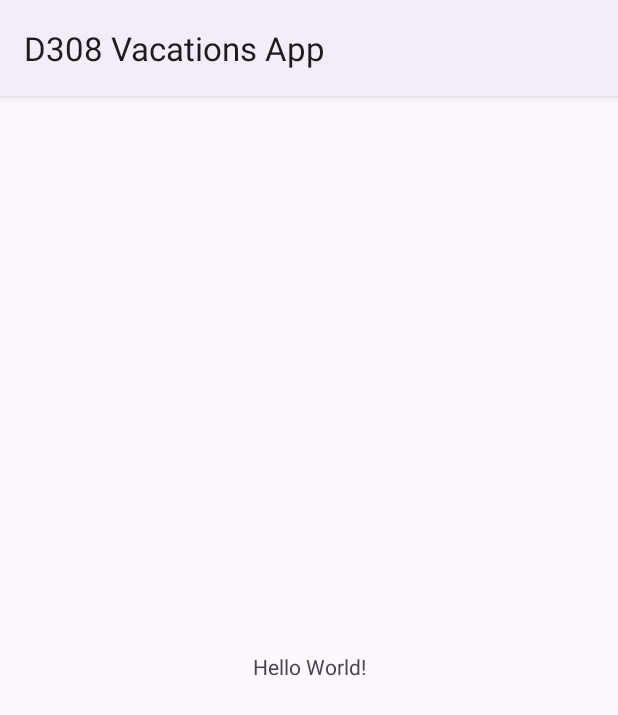
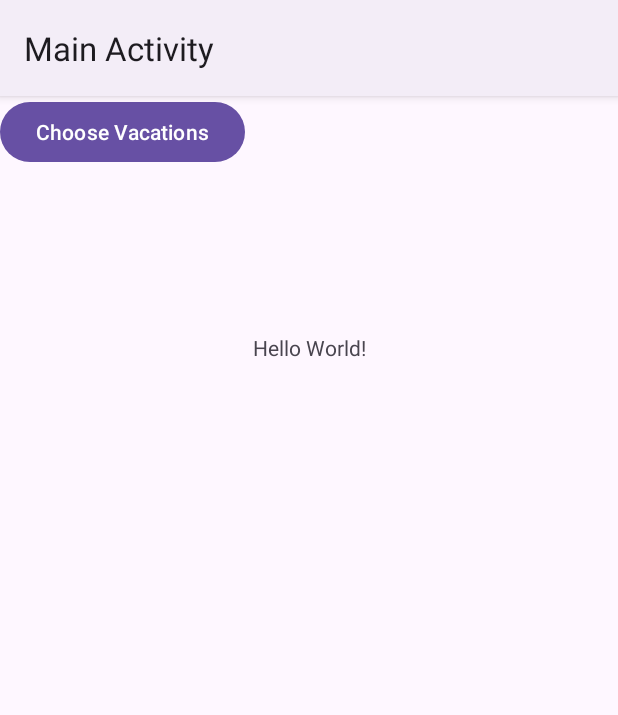
Before and after one commit to ecrai30/RhythmForgeWebApp, an Android app: the screen it shows after launch (MainActivity), on a phone screen of 412 x 824 dp. Shown: the top 715 px of the screen. Run offline under Robolectric (Android 15) with nearby library versions, the phone set to English and light mode, and no system bars.

Commit message:
Updated Files

```diff
--- a/app/src/main/java/com/example/d308vacationsapp/MainActivity.java
+++ b/app/src/main/java/com/example/d308vacationsapp/UI/MainActivity.java
@@ -1,4 +1,4 @@
-package com.example.d308vacationsapp;
+package com.example.d308vacationsapp.UI;
 
 import android.os.Bundle;
 
@@ -7,6 +7,8 @@ import androidx.appcompat.app.AppCompatActivity;
 import androidx.core.graphics.Insets;
 import androidx.core.view.ViewCompat;
 import androidx.core.view.WindowInsetsCompat;
+
+import com.example.d308vacationsapp.R;
 
 public class MainActivity extends AppCompatActivity {
 
--- a/app/src/main/res/layout/activity_main.xml
+++ b/app/src/main/res/layout/activity_main.xml
@@ -5,7 +5,7 @@
     android:id="@+id/main"
     android:layout_width="match_parent"
     android:layout_height="match_parent"
-    tools:context=".MainActivity">
+    tools:context=".UI.MainActivity">
 
     <TextView
         android:layout_width="wrap_content"
@@ -14,6 +14,15 @@
         app:layout_constraintBottom_toBottomOf="parent"
         app:layout_constraintEnd_toEndOf="parent"
         app:layout_constraintStart_toStartOf="parent"
-        app:layout_constraintTop_toTopOf="parent" />
+        app:layout_constraintTop_toTopOf="parent"
+        app:layout_constraintVertical_bias="0.213" />
+
+    <Button
+        android:id="@+id/button2"
+        android:layout_width="wrap_content"
+        android:layout_height="wrap_content"
+        android:text="Choose Vacations"
+        tools:layout_editor_absoluteX="123dp"
+        tools:layout_editor_absoluteY="532dp" />
 
 </androidx.constraintlayout.widget.ConstraintLayout>
```
Also changed, not shown: app/src/main/AndroidManifest.xml (+6 -1 lines), app/src/main/java/com/example/d308vacationsapp/UI/VacationList.java (added, +26 -0 lines), app/src/main/res/layout/activity_vacation_list.xml (added, +10 -0 lines).
